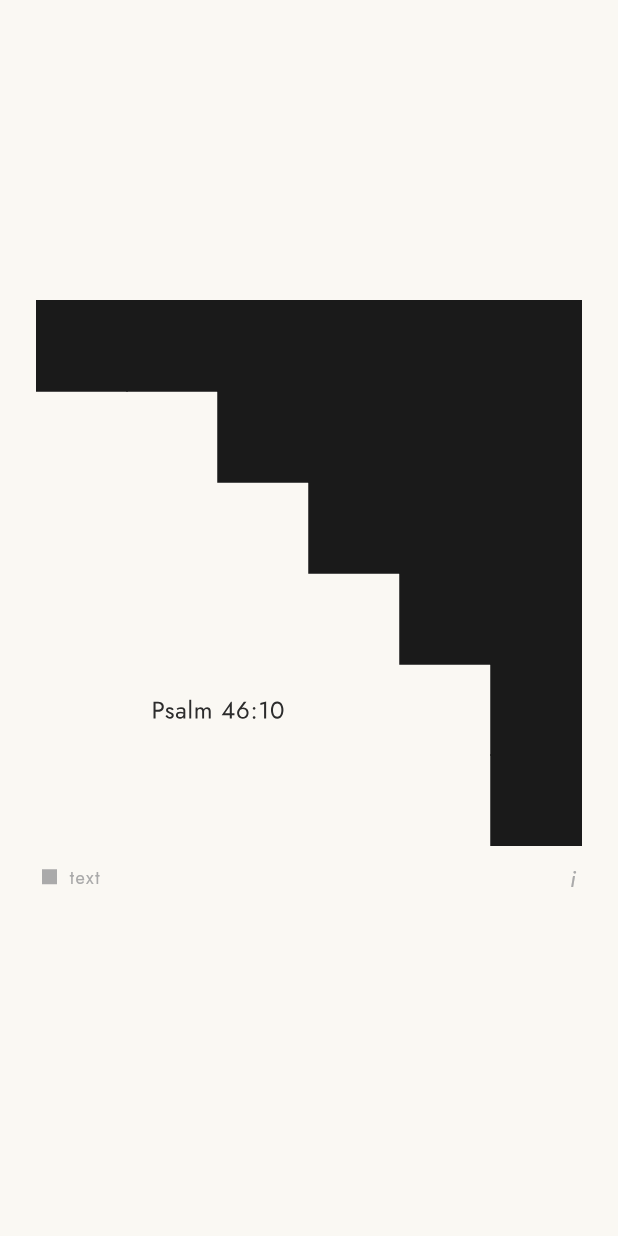
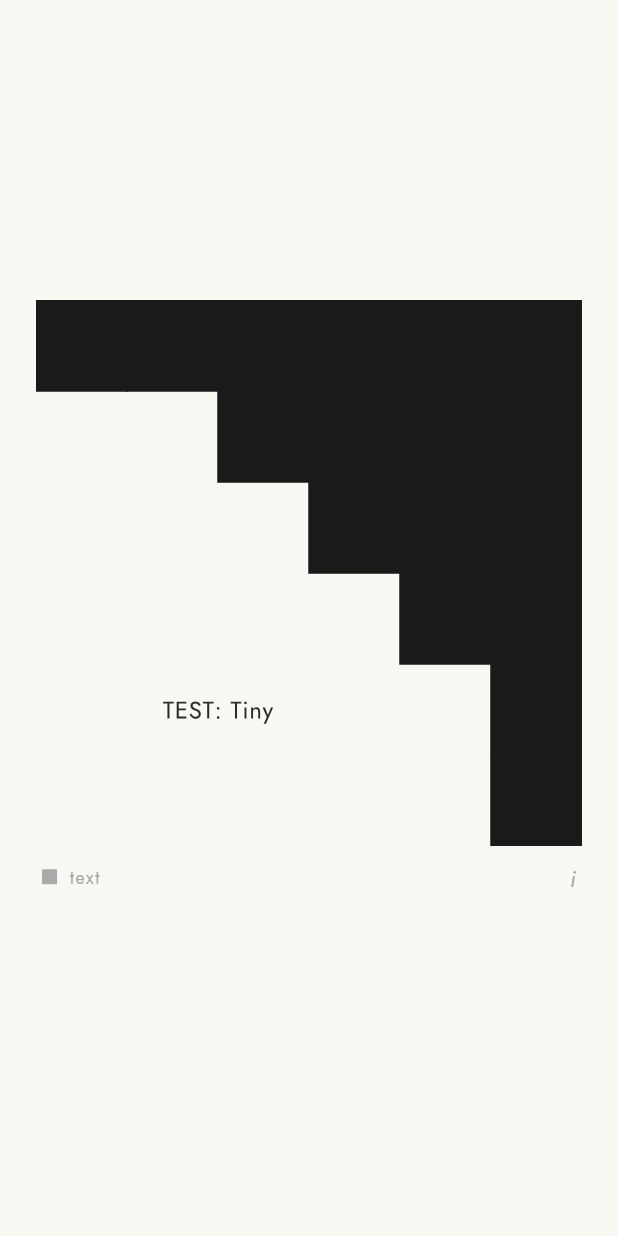
Before and after one commit to siva-sakti/bauhaus-bible-random, a Flutter app: the screen it shows after launch, after a tap on "source", on a phone screen of 412 x 824 dp. Run offline on Flutter 3.47's test engine with Material 3 defaults, Android fonts, the phone set to English and light mode, and no system bars; our stand-ins replace google_fonts.

Commit message:
Restructure verse files for cleaner organization
- Rename attribution.dart → verse.dart (just Verse class + SourceText widget)
- Add verses_test.dart with test verses of varying lengths
- Add verses_data.dart for real verse arsenal
- Toggle in main.dart to switch between test/real verses
- Delete old attribution.dart

File structure now:
  lib/features/
    verse.dart        - Verse structure
    verses_test.dart  - Test data
    verses_data.dart  - Real data
    onboarding.dart   - Instructions

🤖 Generated with [Claude Code](https://claude.com/claude-code)

Co-Authored-By: Claude Opus 4.5 <noreply@anthropic.com>

```diff
--- a/lib/features/attribution.dart
+++ /dev/null
@@ -1,103 +0,0 @@
-import 'package:flutter/material.dart';
-import 'package:google_fonts/google_fonts.dart';
-
-/// Attribution icon widget - a small filled square that triggers source reveal
-class AttributionIcon extends StatelessWidget {
-  final VoidCallback onTap;
-  final bool isShowingSource;
-  final double opacity;
-
-  const AttributionIcon({
-    super.key,
-    required this.onTap,
-    this.isShowingSource = false,
-    this.opacity = 1.0,
-  });
-
-  @override
-  Widget build(BuildContext context) {
-    return GestureDetector(
-      onTap: onTap,
-      child: Opacity(
-        opacity: opacity,
-        child: Container(
-          width: 12,
-          height: 12,
-          decoration: BoxDecoration(
-            color: isShowingSource
-                ? const Color(0xFF1A1A1A)
-                : const Color(0xFF1A1A1A),
-            border: isShowingSource
-                ? Border.all(color: const Color(0xFF1A1A1A), width: 2)
-                : null,
-          ),
-        ),
-      ),
-    );
-  }
-}
-
-/// Source text widget - displays the attribution (book/chapter/verse)
-class SourceText extends StatelessWidget {
-  final String source;
-  final double opacity;
-
-  const SourceText({
-    super.key,
-    required this.source,
-    this.opacity = 1.0,
-  });
-
-  @override
-  Widget build(BuildContext context) {
-    return Opacity(
-      opacity: opacity,
-      child: Text(
-        source,
-        textAlign: TextAlign.center,
-        style: GoogleFonts.jost(
-          fontSize: 16,
-          height: 1.5,
-          color: const Color(0xFF2C2C2C),
-          fontWeight: FontWeight.w400,
-          letterSpacing: 0.5,
-        ),
-      ),
-    );
-  }
-}
-
-/// Data class for a verse with its source
-class Verse {
-  final String text;
-  final String source;
-
-  const Verse({
-    required this.text,
-    required this.source,
-  });
-}
-
-/// Default verses with attributions
-const List<Verse> defaultVerses = [
-  Verse(
-    text: "Be still,\nand know that\nI am God.",
-    source: "Psalm 46:10",
-  ),
-  Verse(
-    text: "The light shines\nin the darkness.",
-    source: "John 1:5",
-  ),
-  Verse(
-    text: "For everything\nthere is a season.",
-    source: "Ecclesiastes 3:1",
-  ),
-  Verse(
-    text: "Love is patient,\nlove is kind.",
-    source: "1 Corinthians 13:4",
-  ),
-  Verse(
-    text: "Ask, and it will\nbe given to you.",
-    source: "Matthew 7:7",
-  ),
-];
--- /dev/null
+++ b/lib/features/verse.dart
@@ -0,0 +1,38 @@
+import 'package:flutter/material.dart';
+import 'package:google_fonts/google_fonts.dart';
+
+/// Data class for a verse with its source
+class Verse {
+  final String text;
+  final String source;
+
+  const Verse({
+    required this.text,
+    required this.source,
+  });
+}
+
+/// Widget to display the source/attribution text
+class SourceText extends StatelessWidget {
+  final String source;
+
+  const SourceText({
+    super.key,
+    required this.source,
+  });
+
+  @override
+  Widget build(BuildContext context) {
+    return Text(
+      source,
+      textAlign: TextAlign.center,
+      style: GoogleFonts.jost(
+        fontSize: 16,
+        height: 1.5,
+        color: const Color(0xFF2C2C2C),
+        fontWeight: FontWeight.w400,
+        letterSpacing: 0.5,
+      ),
+    );
+  }
+}
--- /dev/null
+++ b/lib/features/verses_data.dart
@@ -0,0 +1,44 @@
+import 'verse.dart';
+
+/// ALL VERSES - add your quotes here
+///
+/// Format:
+///   Verse(
+///     text: "Your verse text.\nUse \\n for line breaks.",
+///     source: "Book Chapter:Verse",
+///   ),
+
+const List<Verse> allVerses = [
+  // Psalms
+  Verse(
+    text: "Be still,\nand know that\nI am God.",
+    source: "Psalm 46:10",
+  ),
+
+  // John
+  Verse(
+    text: "The light shines\nin the darkness.",
+    source: "John 1:5",
+  ),
+
+  // Ecclesiastes
+  Verse(
+    text: "For everything\nthere is a season.",
+    source: "Ecclesiastes 3:1",
+  ),
+
+  // 1 Corinthians
+  Verse(
+    text: "Love is patient,\nlove is kind.",
+    source: "1 Corinthians 13:4",
+  ),
+
+  // Matthew
+  Verse(
+    text: "Ask, and it will\nbe given to you.",
+    source: "Matthew 7:7",
+  ),
+
+  // Add more verses below...
+
+];
--- /dev/null
+++ b/lib/features/verses_test.dart
@@ -0,0 +1,48 @@
+import 'verse.dart';
+
+/// TEST VERSES - for checking length limits and rendering
+/// Switch to verses_data.dart in main.dart when done testing
+
+const List<Verse> testVerses = [
+  // TINY (1 line)
+  Verse(
+    text: "Be still.",
+    source: "TEST: Tiny",
+  ),
+
+  // SHORT (2 lines)
+  Verse(
+    text: "The Lord is\nmy shepherd.",
+    source: "TEST: Short",
+  ),
+
+  // MEDIUM (3-4 lines) - ideal length
+  Verse(
+    text: "Be still,\nand know that\nI am God.",
+    source: "TEST: Medium",
+  ),
+
+  // LONG (5-6 lines)
+  Verse(
+    text: "Trust in the Lord\nwith all your heart\nand lean not on\nyour own understanding;\nin all your ways\nsubmit to him.",
+    source: "TEST: Long",
+  ),
+
+  // VERY LONG (no line breaks - will auto-wrap and scale down)
+  Verse(
+    text: "For I know the plans I have for you, declares the Lord, plans to prosper you and not to harm you, plans to give you hope and a future.",
+    source: "TEST: Very Long (auto-wrap)",
+  ),
+
+  // VERY LONG with manual line breaks
+  Verse(
+    text: "For I know the plans\nI have for you,\ndeclares the Lord,\nplans to prosper you\nand not to harm you,\nplans to give you\nhope and a future.",
+    source: "TEST: Very Long (manual breaks)",
+  ),
+
+  // EXTRA LONG - stress test
+  Verse(
+    text: "Though the fig tree does not bud and there are no grapes on the vines, though the olive crop fails and the fields produce no food, though there are no sheep in the pen and no cattle in the stalls, yet I will rejoice in the Lord.",
+    source: "TEST: Extra Long",
+  ),
+];
--- a/lib/main.dart
+++ b/lib/main.dart
@@ -1,8 +1,12 @@
 import 'dart:math' as math;
 import 'package:flutter/material.dart';
 import 'package:google_fonts/google_fonts.dart';
-import 'features/attribution.dart';
+import 'features/verse.dart';
 import 'features/onboarding.dart';
+
+// Toggle between test and real verses:
+import 'features/verses_test.dart';   // For testing lengths
+// import 'features/verses_data.dart'; // For real app
 
 void main() {
   runApp(const BibleTilesApp());
@@ -114,8 +118,8 @@ class _TileRevealScreenState extends State<TileRevealScreen>
 
   static const int maxTiles = 30;
 
-  // Using Verse data from features/attribution.dart
-  final List<Verse> verses = defaultVerses;
+  // Verses loaded from features/verses_test.dart or verses_data.dart
+  final List<Verse> verses = testVerses;  // Change to allVerses for real app
   int _currentQuote = 0;
 
   // Attribution state
```
